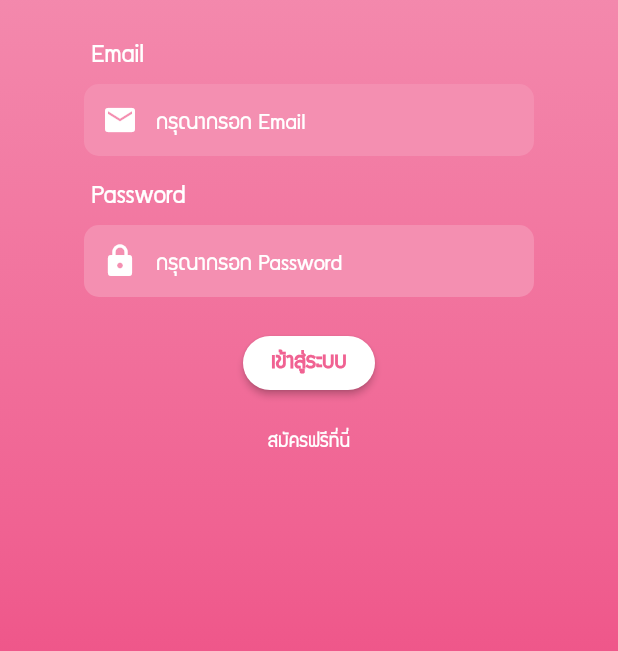
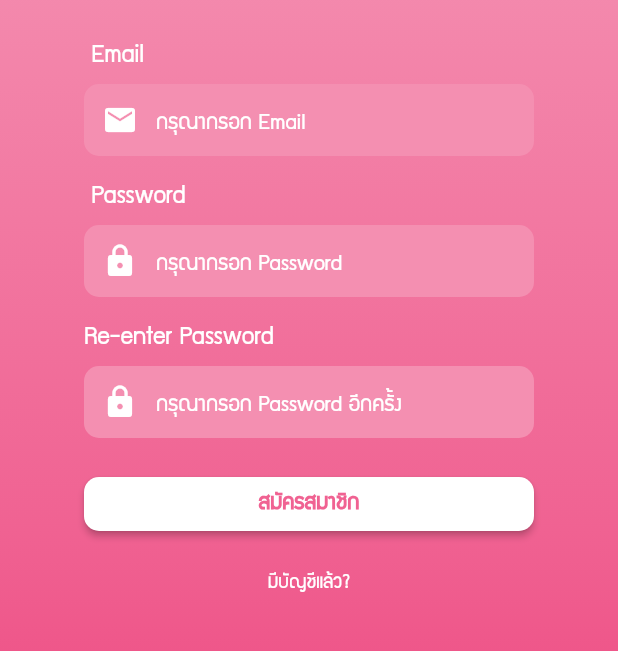
Before and after one commit to benzjakk/khanomfood, a Flutter app: the screen it shows after launch, on a phone screen of 412 x 824 dp, the part 213-864 px from its top. Run offline on Flutter 3.47's test engine with Material 2 defaults, Android fonts, the phone set to English and light mode, and no system bars; our stand-ins replace firebase_auth; accounts and stored records are empty.

Commit message:
add registerPage
+ registerpage
+ toggle between signin/register in authen.dart

```diff
--- /dev/null
+++ b/khanomfood/lib/ui/authenticate/authen.dart
@@ -0,0 +1,26 @@
+import 'package:flutter/material.dart';
+import 'package:khanomfood/services/auth.dart';
+import 'package:khanomfood/ui/pages.dart';
+import 'package:khanomfood/ui/widgets.dart';
+
+class Authenticate extends StatefulWidget {
+  @override
+  _AuthenticateState createState() => _AuthenticateState();
+}
+
+class _AuthenticateState extends State<Authenticate> {
+  bool showSignIn = false;
+  void toggleView() {
+    //print(showSignIn.toString());
+    setState(() => showSignIn = !showSignIn);
+  }
+
+  @override
+  Widget build(BuildContext context) {
+    if (showSignIn) {
+      return SignInPage(toggleView: toggleView);
+    } else {
+      return RegisterPage(toggleView: toggleView);
+    }
+  }
+}
--- /dev/null
+++ b/khanomfood/lib/ui/authenticate/resgister_page.dart
@@ -0,0 +1,251 @@
+import 'package:flutter/material.dart';
+import 'package:khanomfood/services/auth.dart';
+import 'package:khanomfood/ui/pages.dart';
+import 'package:khanomfood/ui/widgets.dart';
+
+class RegisterPage extends StatefulWidget {
+  final Function toggleView;
+  RegisterPage({this.toggleView});
+  @override
+  _RegisterPageState createState() => _RegisterPageState();
+}
+
+class _RegisterPageState extends State<RegisterPage> {
+  final AuthService _auth = AuthService();
+  String email = '';
+  String password = '';
+  String password2 = '';
+  Widget _DisplayPasswordTF() {
+    return Column(
+      crossAxisAlignment: CrossAxisAlignment.start,
+      children: <Widget>[
+        Text(
+          ' Password',
+          style: TextStyle(
+              color: Colors.white, fontFamily: 'supermarket', fontSize: 18),
+        ),
+        SizedBox(
+          height: 10,
+        ),
+        Container(
+          decoration: BoxDecoration(
+            color: Colors.pink[200],
+            borderRadius: BorderRadius.circular(10),
+          ),
+          width: 300,
+          child: TextField(
+            onChanged: (val) {
+              setState(() {
+                password = val;
+              });
+            },
+            obscureText: true,
+            style: TextStyle(
+              color: Colors.white,
+              fontFamily: 'supermarket',
+            ),
+            decoration: InputDecoration(
+                contentPadding: EdgeInsets.only(top: 20),
+                prefixIcon: Icon(
+                  Icons.lock,
+                  color: Colors.white,
+                ),
+                border: InputBorder.none,
+                hintText: 'กรุณากรอก Password',
+                hintStyle: TextStyle(
+                  color: Colors.white,
+                  fontFamily: 'supermarket',
+                )),
+          ),
+        ),
+      ],
+    );
+  }
+
+  Widget _DisplayRepasswordTF() {
+    return Column(
+      crossAxisAlignment: CrossAxisAlignment.start,
+      children: <Widget>[
+        Text(
+          'Re-enter Password',
+          style: TextStyle(
+              color: Colors.white, fontFamily: 'supermarket', fontSize: 18),
+        ),
+        SizedBox(
+          height: 10,
+        ),
+        Container(
+          decoration: BoxDecoration(
+            color: Colors.pink[200],
+            borderRadius: BorderRadius.circular(10),
+          ),
+          width: 300,
+          child: TextField(
+            onChanged: (val) {
+              setState(() {
+                password2 = val;
+              });
+            },
+            obscureText: true,
+            style: TextStyle(
+              color: Colors.white,
+              fontFamily: 'supermarket',
+            ),
+            decoration: InputDecoration(
+                contentPadding: EdgeInsets.only(top: 20),
+                prefixIcon: Icon(
+                  Icons.lock,
+                  color: Colors.white,
+                ),
+                border: InputBorder.none,
+                hintText: 'กรุณากรอก Password อีกครั้ง',
+                hintStyle: TextStyle(
+                  color: Colors.white,
+                  fontFamily: 'supermarket',
+                )),
+          ),
+        ),
+      ],
+    );
+  }
+
+  Widget _DisplayEmailTF() {
+    return Column(
+      crossAxisAlignment: CrossAxisAlignment.start,
+      children: <Widget>[
+        Text(' Email',
+            style: TextStyle(
+                color: Colors.white, fontFamily: 'supermarket', fontSize: 18)),
+        SizedBox(
+          height: 10,
+        ),
+        Container(
+          decoration: BoxDecoration(
+            color: Colors.pink[200],
+            borderRadius: BorderRadius.circular(10),
+          ),
+          width: 300,
+          child: TextField(
+            onChanged: (val) {
+              setState(() {
+                email = val;
+              });
+            },
+            keyboardType: TextInputType.emailAddress,
+            style: TextStyle(
+              color: Colors.white,
+              fontFamily: 'supermarket',
+            ),
+            decoration: InputDecoration(
+                contentPadding: EdgeInsets.only(top: 20),
+                prefixIcon: Icon(
+                  Icons.email,
+                  color: Colors.white,
+                ),
+                border: InputBorder.none,
+                hintText: 'กรุณากรอก Email',
+                hintStyle: TextStyle(
+                  color: Colors.white,
+                  fontFamily: 'supermarket',
+                )),
+          ),
+        ),
+      ],
+    );
+  }
+
+  Widget _DisplayRegisBT() {
+    return ButtonTheme(
+      minWidth: 300,
+      child: RaisedButton(
+          shape:
+              RoundedRectangleBorder(borderRadius: BorderRadius.circular(10)),
+          color: Colors.white,
+          onPressed: () async {
+            print(email);
+            print(password);
+            print(password2);
+          },
+          child: Text("สมัครสมาชิก",
+              style: TextStyle(
+                  fontFamily: 'supermarket',
+                  fontSize: 16,
+                  fontWeight: FontWeight.bold,
+                  color: Colors.pink[300]))),
+    );
+  }
+
+  @override
+  Widget build(BuildContext context) {
+    return Scaffold(
+        body: Stack(children: <Widget>[
+      Container(
+        decoration: BoxDecoration(
+            gradient: LinearGradient(
+                begin: Alignment.topCenter,
+                end: Alignment.bottomCenter,
+                stops: [
+              0.1,
+              0.6,
+              0.9,
+            ],
+                colors: [
+              Colors.pink[200],
+              Colors.pink[300],
+              Colors.pink[400],
+            ])),
+      ),
+      Container(),
+      ListView.builder(
+          itemCount: 1,
+          itemBuilder: (context, index) {
+            return Column(
+              mainAxisAlignment: MainAxisAlignment.start,
+              children: <Widget>[
+                SizedBox(
+                  height: 80,
+                ),
+                Center(
+                  child: Text("Khanom",
+                      style: TextStyle(
+                          fontFamily: 'Righteous',
+                          fontSize: 50,
+                          color: Colors.white)),
+                ),
+                SizedBox(
+                  height: 30,
+                ),
+                _DisplayEmailTF(),
+                SizedBox(
+                  height: 20,
+                ),
+                _DisplayPasswordTF(),
+                SizedBox(
+                  height: 20,
+                ),
+                _DisplayRepasswordTF(),
+                SizedBox(
+                  height: 20,
+                ),
+                _DisplayRegisBT(),
+                SizedBox(
+                  height: 5,
+                ),
+                FlatButton(
+                  onPressed: () {
+                    widget.toggleView();
+                  },
+                  child: Text(
+                    "มีบัญชีแล้ว?",
+                    style: TextStyle(
+                      color: Colors.white,
+                      fontFamily: 'supermarket',
+                    ),
+                  ),
+                )
+              ],
+            );
+          }),
+    ]));
+  }
+}
--- a/khanomfood/lib/ui/pages/signin_page.dart
+++ b/khanomfood/lib/ui/authenticate/signin_page.dart
@@ -3,21 +3,16 @@ import 'package:khanomfood/services/auth.dart';
 import 'package:khanomfood/ui/pages.dart';
 import 'package:khanomfood/ui/widgets.dart';
 
-class SignInPage extends StatelessWidget {
-  @override
-  Widget build(BuildContext context) {
-    return SignInPageChild();
-  }
-}
-
-class SignInPageChild extends StatefulWidget {
-  SignInPageChild({Key key}) : super(key: key);
-
+class SignInPage extends StatefulWidget {
+  final Function toggleView;
+  SignInPage({this.toggleView});
   @override
   _SignInPageState createState() => _SignInPageState();
 }
 
-class _SignInPageState extends State<SignInPageChild> {
+class _SignInPageState extends State<SignInPage> {
+  String email = '';
+  String password = '';
   Widget _DisplayPasswordTF() {
     return Column(
       crossAxisAlignment: CrossAxisAlignment.start,
@@ -37,6 +32,11 @@ class _SignInPageState extends State<SignInPageChild> {
           ),
           width: 300,
           child: TextField(
+            onChanged: (val) {
+              setState(() {
+                password = val;
+              });
+            },
             obscureText: true,
             style: TextStyle(
               color: Colors.white,
@@ -77,6 +77,11 @@ class _SignInPageState extends State<SignInPageChild> {
           ),
           width: 300,
           child: TextField(
+            onChanged: (val) {
+              setState(() {
+                email = val;
+              });
+            },
             keyboardType: TextInputType.emailAddress,
             style: TextStyle(
               color: Colors.white,
@@ -101,16 +106,23 @@ class _SignInPageState extends State<SignInPageChild> {
   }
 
   Widget _DisplayLoginBT() {
-    return RaisedButton(
-        shape: RoundedRectangleBorder(borderRadius: BorderRadius.circular(20)),
+    return ButtonTheme(
+      minWidth: 300,
+      child: RaisedButton(
+          shape:
+              RoundedRectangleBorder(borderRadius: BorderRadius.circular(10)),
           color: Colors.white,
-        onPressed: () {},
+          onPressed: () async {
+            print(email);
+            print(password);
+          },
           child: Text("เข้าสู่ระบบ",
               style: TextStyle(
                   fontFamily: 'supermarket',
                   fontSize: 16,
                   fontWeight: FontWeight.bold,
-                color: Colors.pink[300])));
+                  color: Colors.pink[300]))),
+    );
   }
 
   @override
@@ -134,7 +146,10 @@ class _SignInPageState extends State<SignInPageChild> {
             ])),
       ),
       Container(),
-      Column(
+      ListView.builder(
+          itemCount: 1,
+          itemBuilder: (context, index) {
+            return Column(
               mainAxisAlignment: MainAxisAlignment.start,
               children: <Widget>[
                 SizedBox(
@@ -163,7 +178,9 @@ class _SignInPageState extends State<SignInPageChild> {
                   height: 5,
                 ),
                 FlatButton(
-            onPressed: () {},
+                  onPressed: () {
+                    widget.toggleView();
+                  },
                   child: Text(
                     "สมัครฟรีที่นี่",
                     style: TextStyle(
@@ -173,7 +190,8 @@ class _SignInPageState extends State<SignInPageChild> {
                   ),
                 )
               ],
-      ),
+            );
+          }),
     ]));
   }
 }
--- a/khanomfood/lib/ui/pages.dart
+++ b/khanomfood/lib/ui/pages.dart
@@ -3,4 +3,5 @@ export './pages/kitchen_page.dart';
 export './pages/notification_page.dart';
 export './pages/setting_page.dart';
 export './pages/storefront_page.dart';
-export './pages/signin_page.dart';
+export './authenticate/signin_page.dart';
+export './authenticate/resgister_page.dart';
--- a/khanomfood/lib/ui/widgets.dart
+++ b/khanomfood/lib/ui/widgets.dart
@@ -2,3 +2,4 @@ export './widgets/navigation_widget.dart';
 export './widgets/displayOrderList.dart';
 export './widgets/selectorBar.dart';
 export './widgets/wrapper.dart';
+export './authenticate/authen.dart';
--- a/khanomfood/lib/ui/widgets/wrapper.dart
+++ b/khanomfood/lib/ui/widgets/wrapper.dart
@@ -1,8 +1,9 @@
-import 'package:khanomfood/ui/pages/signin_page.dart';
 import 'package:provider/provider.dart';
 import 'package:khanomfood/models/user.dart';
 import 'package:flutter/material.dart';
 import 'package:khanomfood/ui/widgets/navigation_widget.dart';
+import 'package:khanomfood/ui/pages.dart';
+import 'package:khanomfood/ui/widgets.dart';
 
 class Wrapper extends StatelessWidget {
   @override
@@ -12,6 +13,6 @@ class Wrapper extends StatelessWidget {
     if (user != null) {
       return NavigationWidget();
     } else
-      return SignInPage();
+      return Authenticate();
   }
 }
```
Lines whose indentation alone changed are shown as unchanged.
